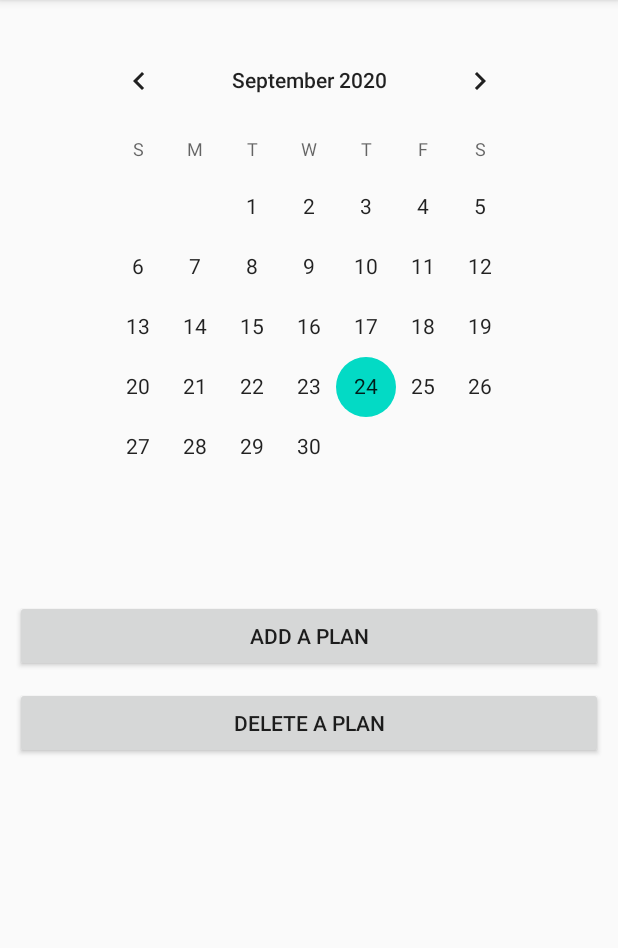
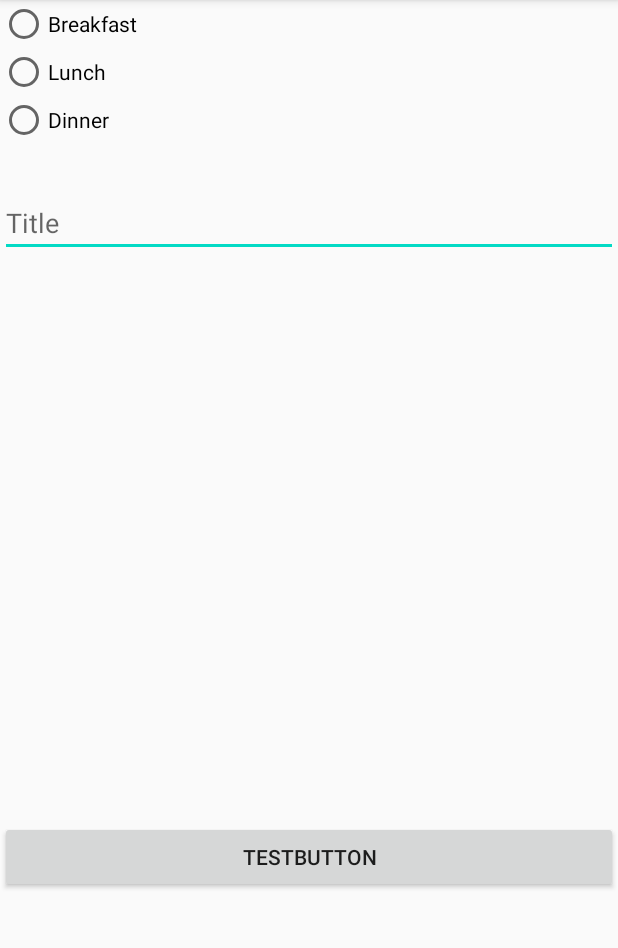
Before and after one commit to barneshn2/MealPlanner, an Android app: the screen it shows after launch (MainActivity before the commit, Addaplan after it), after a tap on "ADD A PLAN", on a phone screen of 412 x 824 dp, the part 84-1032 px from its top. Run offline under Robolectric (Android 15) with nearby library versions, the phone set to English and light mode, and no system bars.

Commit message:
added functionality to radio buttons

```diff
--- a/app/src/main/AndroidManifest.xml
+++ b/app/src/main/AndroidManifest.xml
@@ -16,6 +16,7 @@
                 <category android:name="android.intent.category.LAUNCHER" />
             </intent-filter>
         </activity>
+        <activity android:name=".Addaplan"></activity>
     </application>
 
 </manifest>
--- /dev/null
+++ b/app/src/main/java/com/example/groupl/Addaplan.java
@@ -0,0 +1,60 @@
+package com.example.groupl;
+
+import androidx.appcompat.app.AppCompatActivity;
+
+import android.content.Intent;
+import android.os.Bundle;
+import android.view.View;
+import android.widget.Button;
+import android.widget.EditText;
+import android.widget.RadioButton;
+import android.widget.TextView;
+
+public class Addaplan extends AppCompatActivity {
+
+    @Override
+    protected void onCreate(Bundle savedInstanceState) {
+        super.onCreate(savedInstanceState);
+        setContentView(R.layout.activity_addaplan);
+
+        Intent intent = getIntent();
+
+        // get all the variables from a button click
+        Button mButton = (Button) findViewById(R.id.button3);
+        mButton.setOnClickListener(new View.OnClickListener() {
+            // on a click it will act
+            public void onClick(View view) {
+
+                // Is the button now checked?
+                boolean checked = ((RadioButton) view).isChecked();
+
+                // find the plan user text input
+                final EditText editText = (EditText) findViewById(R.id.editTextTextPersonName);
+                String plan = editText.getText().toString();
+
+                //use a switch case to find which button was selected
+                switch(view.getId()) {
+                    case R.id.Breakfast:
+                        if (checked)
+                            // if breakfast is selected
+                            break;
+                    case R.id.Lunch:
+                        if (checked)
+                            // if lunch is selected
+                            break;
+                    case R.id.Dinner:
+                        if (checked)
+                            //if dinner is selected
+                            break;
+
+                }
+            }
+        });
+
+    }
+
+
+
+
+
+}
--- a/app/src/main/java/com/example/groupl/MainActivity.java
+++ b/app/src/main/java/com/example/groupl/MainActivity.java
@@ -2,8 +2,12 @@ package com.example.groupl;
 
 import androidx.appcompat.app.AppCompatActivity;
 
+import android.content.Intent;
 import android.os.Bundle;
 import android.view.View;
+import android.widget.Button;
+import android.widget.EditText;
+import android.widget.RadioButton;
 
 public class MainActivity extends AppCompatActivity {
 
@@ -17,6 +21,9 @@ public class MainActivity extends AppCompatActivity {
 
     public void AddaPlan(View view) {
 
+        //create an intent
+        Intent intent = new Intent(this, Addaplan.class);
+        startActivity(intent);
 
     }
 
--- /dev/null
+++ b/app/src/main/res/layout/activity_addaplan.xml
@@ -0,0 +1,60 @@
+<?xml version="1.0" encoding="utf-8"?>
+<androidx.constraintlayout.widget.ConstraintLayout xmlns:android="http://schemas.android.com/apk/res/android"
+    xmlns:app="http://schemas.android.com/apk/res-auto"
+    xmlns:tools="http://schemas.android.com/tools"
+    android:layout_width="match_parent"
+    android:layout_height="match_parent">
+
+    <EditText
+        android:id="@+id/editTextTextPersonName"
+        android:layout_width="0dp"
+        android:layout_height="wrap_content"
+        android:layout_marginTop="126dp"
+        android:autofillHints=""
+        android:ems="10"
+        android:hint="@string/title"
+        android:inputType="textPersonName"
+        app:layout_constraintEnd_toEndOf="parent"
+        app:layout_constraintHorizontal_bias="0.0"
+        app:layout_constraintStart_toStartOf="parent"
+        app:layout_constraintTop_toTopOf="parent"
+        tools:text="plan Name" />
+
+    <Button
+        android:id="@+id/button3"
+        android:layout_width="match_parent"
+        android:layout_height="wrap_content"
+        android:layout_marginTop="376dp"
+        android:text="@string/testbutton"
+        app:layout_constraintEnd_toEndOf="parent"
+        app:layout_constraintHorizontal_bias="1.0"
+        app:layout_constraintStart_toStartOf="parent"
+        app:layout_constraintTop_toBottomOf="@+id/editTextTextPersonName"
+        tools:text="Recipe ingredients" />
+
+    <RadioGroup
+        android:layout_width="match_parent"
+        android:layout_height="100dp"
+        tools:layout_editor_absoluteX="47dp"
+        tools:layout_editor_absoluteY="207dp" >
+
+        <RadioButton
+            android:id="@+id/Breakfast"
+            android:layout_width="match_parent"
+            android:layout_height="wrap_content"
+            android:text="Breakfast" />
+
+        <RadioButton
+            android:id="@+id/Lunch"
+            android:layout_width="match_parent"
+            android:layout_height="wrap_content"
+            android:text="Lunch" />
+
+        <RadioButton
+            android:id="@+id/Dinner"
+            android:layout_width="match_parent"
+            android:layout_height="wrap_content"
+            android:text="Dinner" />
+
+    </RadioGroup>
+</androidx.constraintlayout.widget.ConstraintLayout>
--- a/app/src/main/res/layout/activity_main.xml
+++ b/app/src/main/res/layout/activity_main.xml
@@ -25,7 +25,7 @@
         android:layout_margin="10dp"
         android:layout_marginTop="140dp"
         android:onClick="DeleteaPlan"
-        android:text="Delete a plan"
+        android:text="@string/delete_a_plan"
         app:layout_constraintEnd_toEndOf="parent"
         app:layout_constraintHorizontal_bias="0.842"
         app:layout_constraintStart_toStartOf="parent"
@@ -38,7 +38,7 @@
         android:layout_margin="10dp"
         android:layout_marginTop="164dp"
         android:onClick="AddaPlan"
-        android:text="Add a plan"
+        android:text="@string/add_a_plan"
         app:layout_constraintEnd_toEndOf="parent"
         app:layout_constraintHorizontal_bias="0.526"
         app:layout_constraintStart_toStartOf="parent"
--- a/app/src/main/res/values/strings.xml
+++ b/app/src/main/res/values/strings.xml
@@ -4,5 +4,7 @@
     <string name="testbutton">TestButton</string>
     <string name="button">Button</string>
     <string name="title">Title</string>
+    <string name="add_a_plan">Add a plan</string>
+    <string name="delete_a_plan">Delete a plan</string>
 
 </resources>
```
Also changed, not shown: 1 other file.
